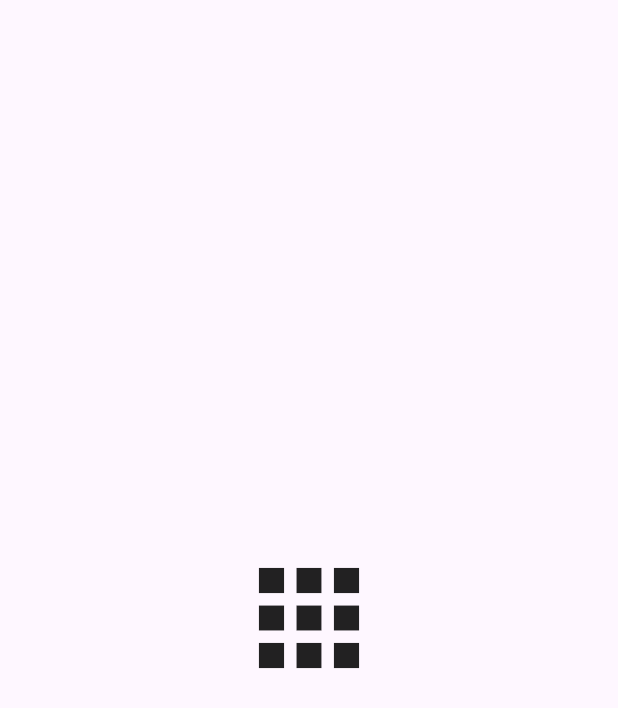
After one commit to codeforany/firebase_push_notification_with_flutter_local_notification, a Flutter app: the SplashView screen opened directly, on a phone screen of 412 x 824 dp. The commit adds this screen. Shown: the top 708 px of the screen. Run offline on Flutter 3.47's test engine with Material 2 defaults, Android fonts, the light colour scheme and no system bars; our stand-ins replace firebase_core, firebase_messaging, flutter_local_notifications, shared_preferences; accounts and stored records are empty.

Commit message:
Notification Tap On Splash Screen With User login After Open Screen

```diff
--- a/fcm send.postman_collection.json
+++ b/fcm send.postman_collection.json
@@ -18,7 +18,7 @@
 				],
 				"body": {
 					"mode": "raw",
-					"raw": "{\n    \"registration_ids\": [\n        \"e9iNyEF0RJOUwwKaYJYhuc:APA91bGluNJs1SrfIvJXS_0Ie-fak1Jgc9aqILTXDRSSxJnmFFGHHSK6qsWxzqnrBaC7R4bY-Rp1hlzZzpqzma45V-Puw_iP7fhGetmdmOzooUmdas7RWAMG19szQU5RwsDM4ssHUm5O\"\n        \n    ],\n    \"notification\": {\n        \"title\":\"Test Push\",\n        \"body\":\"Test Message Body\",\n        \"android_channel_id\":\"push_notification_demo\",\n        \"sound\":true\n    },\n    \"data\": {\n        \"d_id\":\"1\",\n        \"page\":\"data\",\n        \"title\":\"device push data\"\n    }\n    \n}",
+					"raw": "{\n    \"registration_ids\": [\n        \"fa4o0KTeTjqkTcszCMP60N:APA91bEWwOkphmVrP2Xccyvv7fAUhiiz0eSWGoA6e7j5TS_SjFHP4K3pIpbX9u1uAFMM-c9ep4A0ozVoZDbNG0JLkvYPiMp4BhYocSR5FS1JKnm4TnIWH1C4sfX7Wrx0yDkXoon8PQNM\"\n        \n    ],\n    \"notification\": {\n        \"title\":\"Test Push\",\n        \"body\":\"Test Message Body\",\n        \"android_channel_id\":\"push_notification_demo\",\n        \"sound\":true\n    },\n    \"data\": {\n        \"d_id\":\"1\",\n        \"page\":\"detail\",\n        \"title\":\"hi device push data\",\n        \"user_login_need\":\"true\",\n        \"user_id\":\"2\"\n    }\n    \n}",
 					"options": {
 						"raw": {
 							"language": "json"
--- /dev/null
+++ b/lib/view/splash_view.dart
@@ -0,0 +1,56 @@
+
+import 'package:flutter/material.dart';
+import 'package:push_notification_demo/view/home_view.dart';
+import 'package:push_notification_demo/view/login_view.dart';
+
+import '../common/globs.dart';
+import '../common/push_notification_helper.dart';
+import '../main.dart';
+
+class SplashView extends StatefulWidget {
+  const SplashView({super.key});
+
+  @override
+  State<SplashView> createState() => _SplashViewState();
+}
+
+class _SplashViewState extends State<SplashView> {
+
+  @override
+  void initState() {
+    super.initState();
+    loadNextAppScreen();
+  }
+
+  loadNextAppScreen() async {
+    await Future.delayed(const Duration(seconds: 3));
+    loadScreen();
+    await PushNotificationHelper.initialized();
+  }
+
+  void loadScreen(){
+    if (Globs.udValueBool(Globs.userLogin)) {
+      userPayload = Globs.udValue(Globs.userPayload);
+      Navigator.pushAndRemoveUntil(
+          context,
+          MaterialPageRoute(builder: (context) => const HomeView()),
+          (route) => false);
+    }else{
+      Navigator.pushAndRemoveUntil(
+          context,
+          MaterialPageRoute(builder: (context) => const LoginView()),
+          (route) => false);
+    }
+
+
+  }
+
+  @override
+  Widget build(BuildContext context) {
+    return const Scaffold(
+      body: Center(
+        child: Icon(Icons.apps, size: 100,),
+      ),
+    );
+  }
+}
--- a/pubspec.yaml
+++ b/pubspec.yaml
@@ -38,6 +38,7 @@ dependencies:
   firebase_core: ^2.14.0
   firebase_messaging: ^14.6.4
   flutter_local_notifications: ^14.1.1
+  shared_preferences: ^2.1.2
 
 dev_dependencies:
   flutter_test:
```
Also changed, not shown: lib/common/globs.dart (added, +60 -0 lines), lib/common/push_notification_helper.dart (+25 -5 lines), lib/main.dart (+14 -2 lines), lib/view/home_view.dart (+20 -1 lines), lib/view/login_view.dart (added, +54 -0 lines), pubspec.lock, 2 other files.
